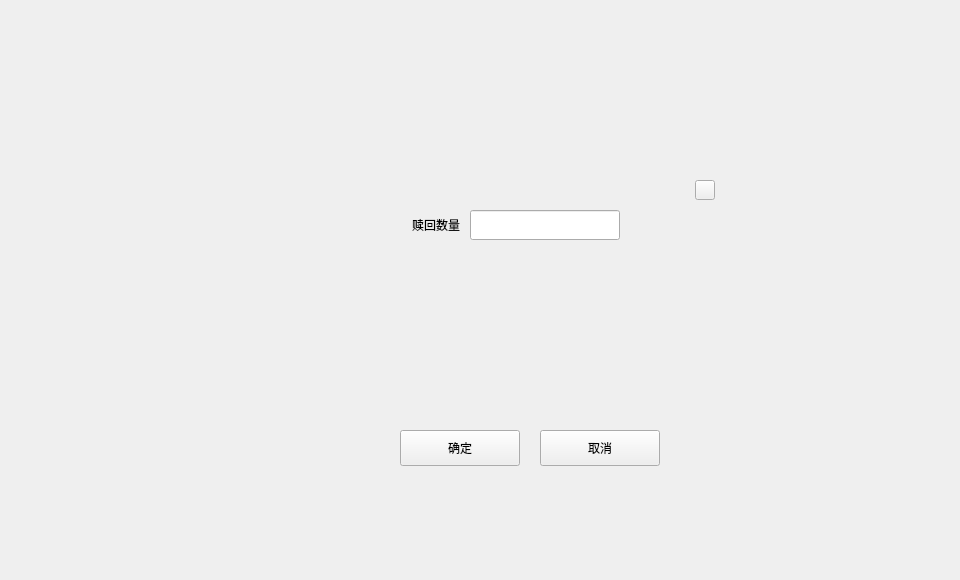
Qt form LNKWallet/miner/foreclosedialog.ui (HcashOrg/hx-indicator) before a commit.
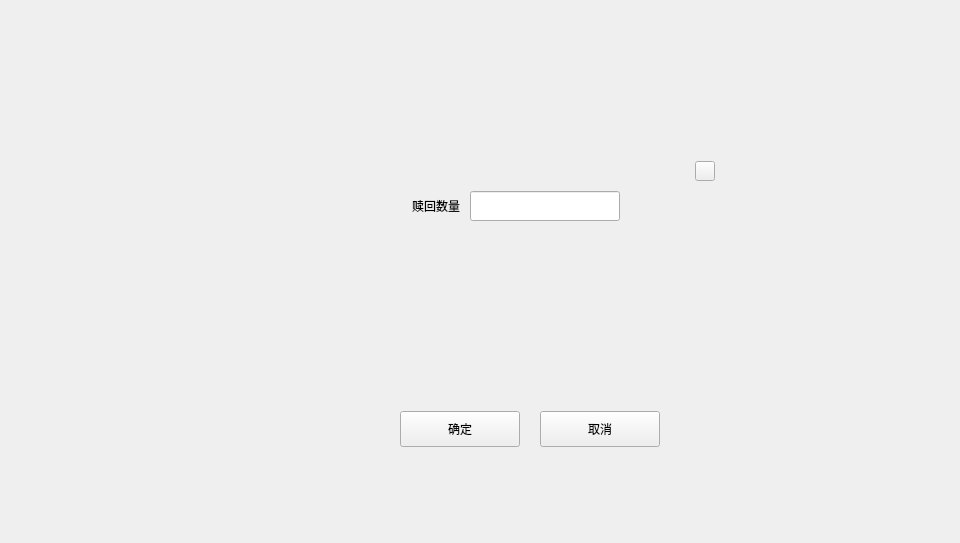
The same form after that commit.

Patch:
```diff
--- a/LNKWallet/miner/foreclosedialog.ui
+++ b/LNKWallet/miner/foreclosedialog.ui
@@ -7,7 +7,7 @@
     <x>0</x>
     <y>0</y>
     <width>960</width>
-    <height>580</height>
+    <height>543</height>
    </rect>
   </property>
   <property name="windowTitle">
@@ -19,14 +19,14 @@
      <x>0</x>
      <y>0</y>
      <width>960</width>
-     <height>580</height>
+     <height>543</height>
     </rect>
    </property>
    <widget class="QWidget" name="containerWidget" native="true">
     <property name="geometry">
      <rect>
       <x>320</x>
-      <y>160</y>
+      <y>141</y>
       <width>420</width>
       <height>340</height>
      </rect>
```
